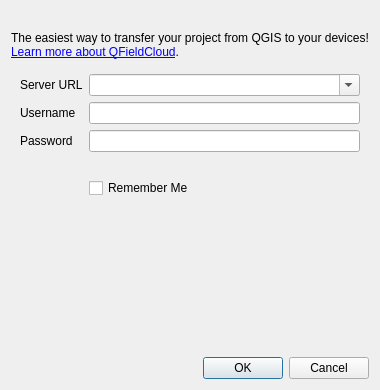
Old version of the form qfieldsync/ui/cloud_login_dialog.ui in the repository opengisch/qfieldsync.
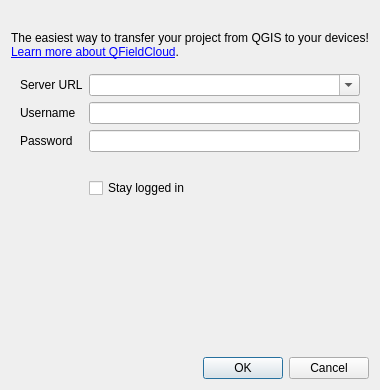
New version of the form. Custom widgets are drawn as their Qt base class.

Patch:
```diff
--- a/qfieldsync/ui/cloud_login_dialog.ui
+++ b/qfieldsync/ui/cloud_login_dialog.ui
@@ -89,7 +89,10 @@
       <item row="4" column="1">
 	   <widget class="QCheckBox" name="rememberMeCheckBox">
         <property name="text">
-         <string>Remember Me</string>
+         <string>Stay logged in</string>
+        </property>
+        <property name="toolTip">
+         <string>Store QFieldCloud credentials and automatically login on QGIS startup</string>
         </property>
        </widget>
       </item>
```
